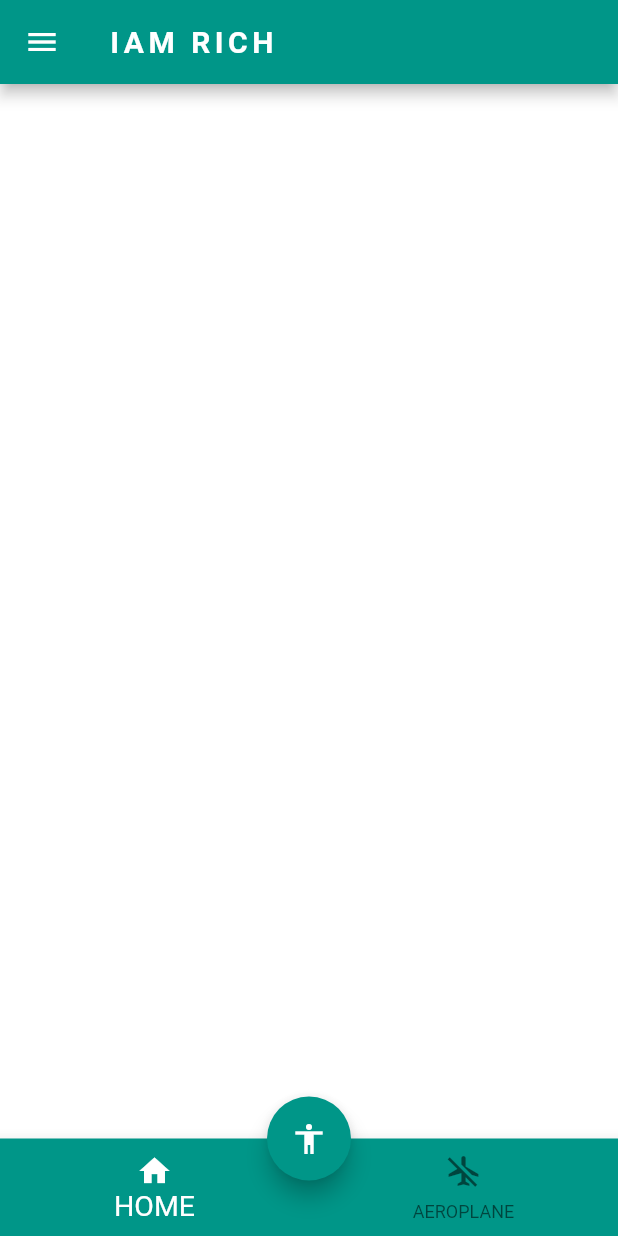
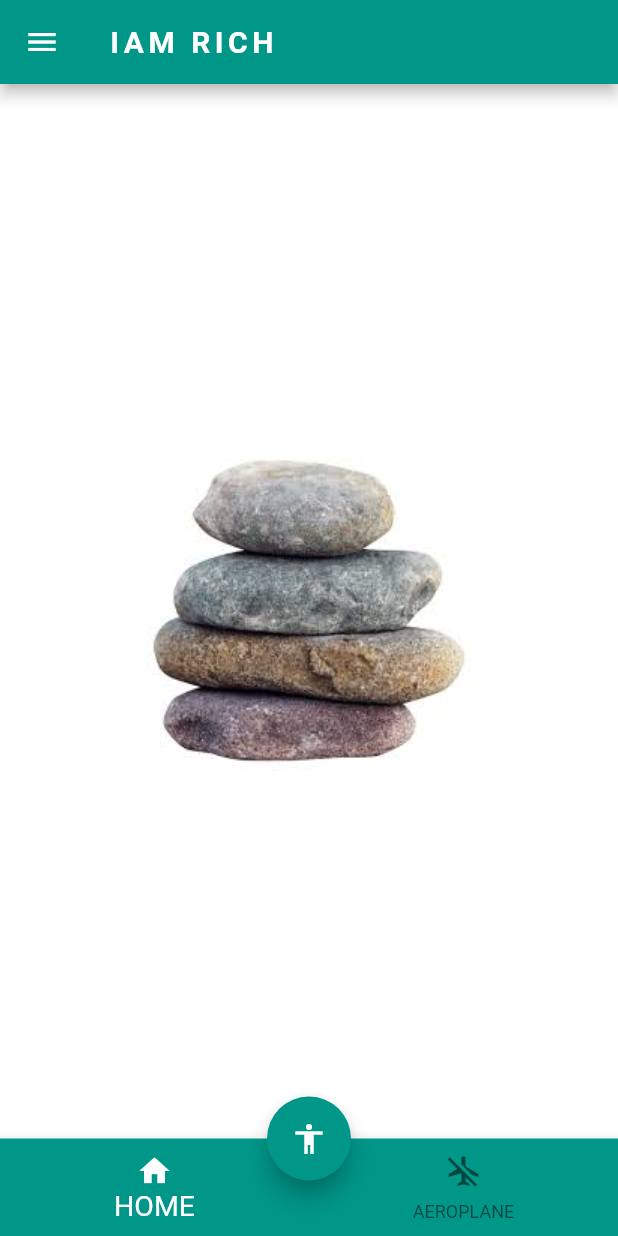
Before and after one commit to Kdheeraj280702/IAM_IRONMAN, a Flutter app: the screen it shows after launch, on a phone screen of 412 x 824 dp. Run offline on Flutter 3.47's test engine with Material 2 defaults, Android fonts, the phone set to English and light mode, and no system bars.

Commit message:
name change

```diff
--- a/lib/main.dart
+++ b/lib/main.dart
@@ -28,7 +28,6 @@ class MyApp extends StatelessWidget {
         ),
         floatingActionButtonLocation: FloatingActionButtonLocation.centerDocked,
         bottomNavigationBar: BottomNavigationBar(
-
           items: [
             BottomNavigationBarItem(
               icon: Icon(
@@ -49,7 +48,6 @@ class MyApp extends StatelessWidget {
           selectedItemColor: Colors.white,
         ),
         drawer: Drawer(
-
           child: ListView(
             children: <Widget>[
               DrawerHeader(
@@ -112,7 +110,9 @@ class MyApp extends StatelessWidget {
           ),
         ),
         backgroundColor: Colors.white,
-
+        body: Center(
+          child: Image.asset("images/1.jpg"),
+        ),
       ),
     );
   }
```
Also changed, not shown: images/1.jpg (added).
